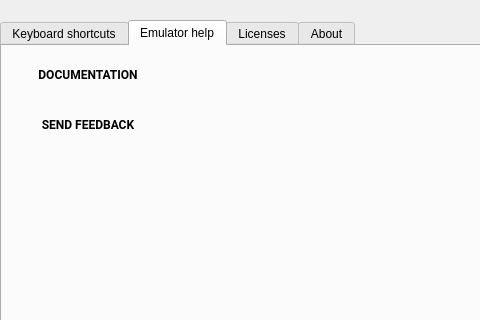
aosp-mirror/platform_external_qemu, file android/android-emu/android/skin/qt/extended-pages/help-page.ui: the form before one commit; both pictures show x 0 to 480 and y 0 to 320 of the 622 by 600 pixel window.
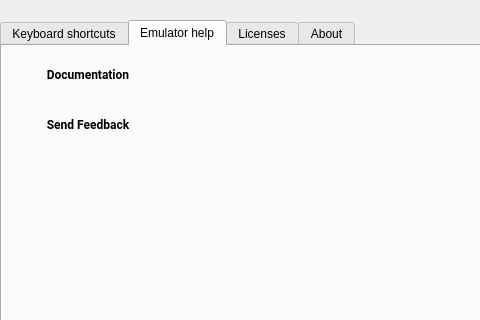
The form after the commit. The open tabs and pages were chosen to show the change. Custom widgets are drawn as their Qt base class.

Patch:
```diff
--- a/android/android-emu/android/skin/qt/extended-pages/help-page.ui
+++ b/android/android-emu/android/skin/qt/extended-pages/help-page.ui
@@ -116,7 +116,7 @@
       <string notr="true"/>
      </property>
      <property name="text">
-      <string>DOCUMENTATION</string>
+      <string>Documentation</string>
      </property>
      <property name="flat">
       <bool>true</bool>
@@ -148,7 +148,7 @@
       <string notr="true"/>
      </property>
      <property name="text">
-      <string>SEND FEEDBACK</string>
+      <string>Send Feedback</string>
      </property>
      <property name="flat">
       <bool>true</bool>
```
